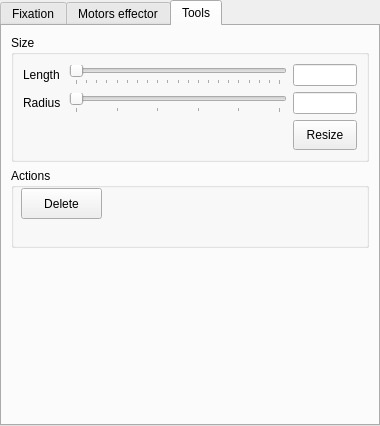
This is src/genelab/core/ui/widgets/entities/bonepropertiescontroller.ui in GeneCraft/GeneCraft-Project as Qt 5 draws it before an edit. The edited form follows.
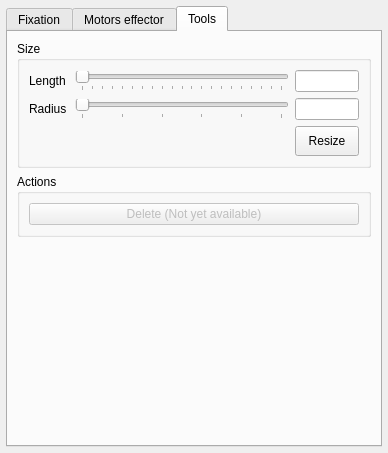
This is the edited form. The open tabs and pages were chosen to show the change. Icons and pictures are not drawn.

```diff
--- a/src/genelab/core/ui/widgets/entities/bonepropertiescontroller.ui
+++ b/src/genelab/core/ui/widgets/entities/bonepropertiescontroller.ui
@@ -2,12 +2,15 @@
 <ui version="4.0">
  <class>BonePropertiesController</class>
  <widget class="QWidget" name="BonePropertiesController">
+  <property name="enabled">
+   <bool>true</bool>
+  </property>
   <property name="geometry">
    <rect>
     <x>0</x>
     <y>0</y>
-    <width>380</width>
-    <height>426</height>
+    <width>388</width>
+    <height>453</height>
    </rect>
   </property>
   <property name="windowTitle">
@@ -15,10 +18,13 @@
   </property>
   <layout class="QGridLayout" name="gridLayout_4">
    <property name="margin">
-    <number>0</number>
+    <number>6</number>
    </property>
    <item row="0" column="0">
     <widget class="QTabWidget" name="tabWidget">
+     <property name="enabled">
+      <bool>true</bool>
+     </property>
      <property name="maximumSize">
       <size>
        <width>16777215</width>
@@ -1629,25 +1635,24 @@
          <property name="minimumSize">
           <size>
            <width>0</width>
-           <height>80</height>
+           <height>60</height>
           </size>
          </property>
          <property name="title">
           <string>Actions</string>
          </property>
-         <widget class="QPushButton" name="pbDeleteBone">
-          <property name="geometry">
-           <rect>
-            <x>10</x>
-            <y>20</y>
-            <width>81</width>
-            <height>31</height>
-           </rect>
-          </property>
-          <property name="text">
-           <string>Delete</string>
-          </property>
-         </widget>
+         <layout class="QGridLayout" name="gridLayout_6">
+          <item row="0" column="0">
+           <widget class="QPushButton" name="pbDeleteBone">
+            <property name="enabled">
+             <bool>false</bool>
+            </property>
+            <property name="text">
+             <string>Delete (Not yet available)</string>
+            </property>
+           </widget>
+          </item>
+         </layout>
         </widget>
        </item>
       </layout>
```
Left out of the diff: 22 changed lines with no effect on the pictures.
